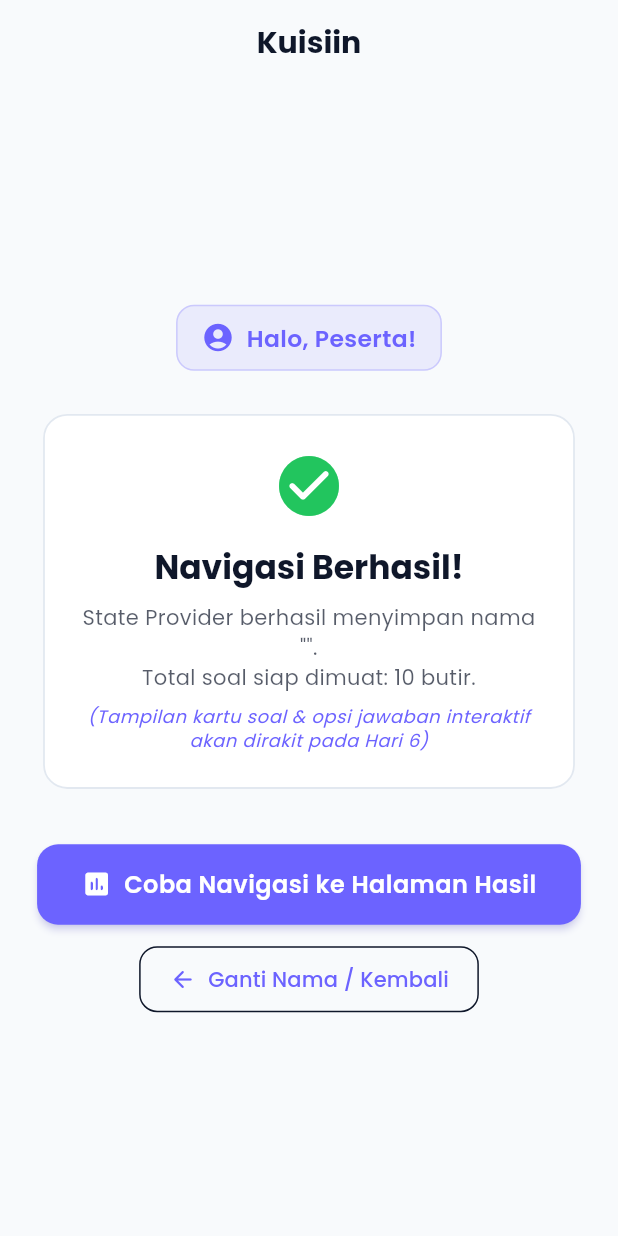
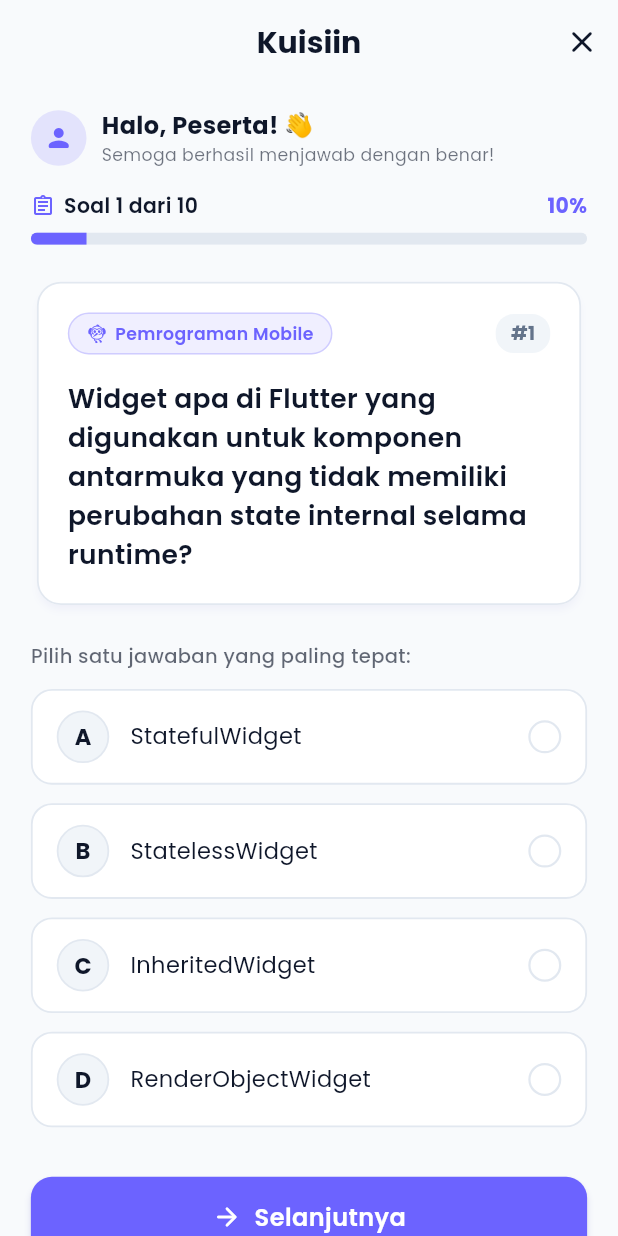
Before and after one commit to nauflzuhd/Kuisiin, a Flutter app: the QuizScreen screen opened by its route, on a phone screen of 412 x 824 dp. Run offline on Flutter 3.47's test engine with Material 3 defaults, Android fonts, the phone set to English and light mode, and no system bars.

Commit message:
feat: rakit tata letak halaman kuis dengan integrasi provider

```diff
--- a/lib/screens/quiz_screen.dart
+++ b/lib/screens/quiz_screen.dart
@@ -6,139 +6,107 @@ import '../core/constants/app_routes.dart';
 import '../core/constants/app_strings.dart';
 import '../core/utils/responsive.dart';
 import '../providers/quiz_provider.dart';
+import '../widgets/option_tile.dart';
 import '../widgets/primary_button.dart';
+import '../widgets/question_card.dart';
+import '../widgets/quiz_progress_bar.dart';
 
-/// Halaman Kuis (Placeholder untuk persiapan navigasi dan verifikasi state di Hari 5).
-/// UI lengkap dengan pertanyaan dan opsi jawaban akan diimplementasikan pada Hari 6.
+/// Halaman Kuis (QuizScreen).
+/// Menampilkan pertanyaan kuis dinamis dari [QuizProvider] menggunakan widget modular:
+/// [QuizProgressBar], [QuestionCard], dan [OptionTile].
 class QuizScreen extends StatelessWidget {
   const QuizScreen({super.key});
+
+  /// Label huruf untuk setiap pilihan jawaban (A, B, C, D)
+  static const List<String> _optionLabels = ['A', 'B', 'C', 'D'];
 
   @override
   Widget build(BuildContext context) {
     final quiz = context.watch<QuizProvider>();
-    final double horizontalPadding = Responsive.w(context, 0.06).clamp(16.0, 32.0);
+    final currentQuestion = quiz.currentQuestion;
+    final int questionNumber = quiz.currentIndex + 1;
+    final int? selectedOption = quiz.currentAnswer;
+    final double horizontalPadding = Responsive.w(context, 0.05).clamp(16.0, 28.0);
+    final double verticalPadding = Responsive.h(context, 0.02).clamp(14.0, 24.0);
 
     return Scaffold(
       appBar: AppBar(
         title: const Text(AppStrings.appName),
         automaticallyImplyLeading: false,
+        actions: [
+          // Tombol Keluar Kuis dengan konfirmasi
+          IconButton(
+            tooltip: 'Keluar Kuis',
+            icon: const Icon(Icons.close_rounded),
+            onPressed: () => _showExitConfirmationDialog(context, quiz),
+          ),
+        ],
       ),
       body: SafeArea(
         child: Center(
           child: ConstrainedBox(
             constraints: const BoxConstraints(maxWidth: Responsive.maxContentWidth),
             child: SingleChildScrollView(
-              padding: EdgeInsets.symmetric(horizontal: horizontalPadding, vertical: 24),
+              padding: EdgeInsets.symmetric(
+                horizontal: horizontalPadding,
+                vertical: verticalPadding,
+              ),
               child: Column(
-                mainAxisAlignment: MainAxisAlignment.center,
+                crossAxisAlignment: CrossAxisAlignment.stretch,
                 children: [
-                  // Sapaan Pengguna dari Provider
-                  Container(
-                    padding: const EdgeInsets.symmetric(horizontal: 16, vertical: 10),
-                    decoration: BoxDecoration(
-                      color: AppColors.primary.withValues(alpha: 0.1),
-                      borderRadius: BorderRadius.circular(12),
-                      border: Border.all(
-                        color: AppColors.primary.withValues(alpha: 0.25),
+                  // 1. Header Sapaan Pengguna
+                  _buildUserHeader(context, quiz.userName),
+                  SizedBox(height: Responsive.h(context, 0.02)),
+
+                  // 2. Bilah Progres Kuis (QuizProgressBar)
+                  QuizProgressBar(
+                    current: questionNumber,
+                    total: quiz.totalQuestions,
                   ),
+                  SizedBox(height: Responsive.h(context, 0.025)),
+
+                  // 3. Kartu Pertanyaan (QuestionCard)
+                  QuestionCard(
+                    questionNumber: questionNumber,
+                    totalQuestions: quiz.totalQuestions,
+                    questionText: currentQuestion.questionText,
                   ),
-                    child: Row(
-                      mainAxisSize: MainAxisSize.min,
-                      children: [
-                        const Icon(
-                          Icons.account_circle_rounded,
-                          color: AppColors.primary,
-                          size: 22,
-                        ),
-                        const SizedBox(width: 8),
+                  SizedBox(height: Responsive.h(context, 0.025)),
+
+                  // 4. Daftar Pilihan Jawaban (OptionTile)
                   Text(
-                          'Halo, ${quiz.userName.isEmpty ? "Peserta" : quiz.userName}!',
+                    'Pilih satu jawaban yang paling tepat:',
                     style: TextStyle(
-                            fontSize: Responsive.sp(context, 0.038, min: 13.0, max: 16.0),
-                            fontWeight: FontWeight.w600,
-                            color: AppColors.primary,
-                          ),
-                        ),
-                      ],
-                    ),
-                  ),
-                  SizedBox(height: Responsive.h(context, 0.03)),
-
-                  // Card Informasi Navigasi & Status
-                  Card(
-                    child: Padding(
-                      padding: const EdgeInsets.all(24),
-                      child: Column(
-                        children: [
-                          const Icon(
-                            Icons.check_circle_rounded,
-                            size: 48,
-                            color: AppColors.success,
-                          ),
-                          const SizedBox(height: 16),
-                          Text(
-                            'Navigasi Berhasil!',
-                            style: Theme.of(context).textTheme.titleLarge?.copyWith(
-                                  fontWeight: FontWeight.w700,
-                                ),
-                          ),
-                          const SizedBox(height: 10),
-                          Text(
-                            'State Provider berhasil menyimpan nama "${quiz.userName}".\n'
-                            'Total soal siap dimuat: ${quiz.totalQuestions} butir.',
-                            textAlign: TextAlign.center,
-                            style: Theme.of(context).textTheme.bodyMedium?.copyWith(
+                      fontSize: Responsive.sp(context, 0.032, min: 12.0, max: 13.0),
+                      fontWeight: FontWeight.w500,
                       color: Theme.of(context)
                           .colorScheme
                           .onSurface
-                                      .withValues(alpha: 0.7),
+                          .withValues(alpha: 0.65),
                     ),
-                          ),
-                          const SizedBox(height: 8),
-                          Text(
-                            '(Tampilan kartu soal & opsi jawaban interaktif akan dirakit pada Hari 6)',
-                            textAlign: TextAlign.center,
-                            style: Theme.of(context).textTheme.bodySmall?.copyWith(
-                                  fontStyle: FontStyle.italic,
-                                  color: AppColors.primary,
-                                ),
-                          ),
-                        ],
-                      ),
-                    ),
-                  ),
-                  SizedBox(height: Responsive.h(context, 0.04)),
-
-                  // Tombol Simulasi ke Halaman Hasil
-                  PrimaryButton(
-                    text: 'Coba Navigasi ke Halaman Hasil',
-                    icon: Icons.assessment_rounded,
-                    onPressed: () {
-                      quiz.finish();
-                      Navigator.pushNamed(context, AppRoutes.result);
-                    },
                   ),
                   SizedBox(height: Responsive.h(context, 0.015)),
 
-                  // Tombol Kembali ke Welcome
-                  OutlinedButton.icon(
-                    onPressed: () {
-                      quiz.reset(keepUserName: false);
-                      Navigator.pushNamedAndRemoveUntil(
-                        context,
-                        AppRoutes.welcome,
-                        (route) => false,
+                  ...List.generate(currentQuestion.options.length, (index) {
+                    final String label = index < _optionLabels.length
+                        ? _optionLabels[index]
+                        : '${index + 1}';
+                    final String optionText = currentQuestion.options[index];
+                    final bool isSelected = selectedOption == index;
+
+                    return OptionTile(
+                      optionLabel: label,
+                      optionText: optionText,
+                      isSelected: isSelected,
+                      onTap: () {
+                        quiz.selectAnswer(index);
+                      },
                     );
-                    },
-                    icon: const Icon(Icons.arrow_back_rounded, size: 18),
-                    label: const Text('Ganti Nama / Kembali'),
-                    style: OutlinedButton.styleFrom(
-                      shape: RoundedRectangleBorder(
-                        borderRadius: BorderRadius.circular(12),
-                      ),
-                      padding: const EdgeInsets.symmetric(horizontal: 20, vertical: 12),
-                    ),
-                  ),
+                  }),
+                  SizedBox(height: Responsive.h(context, 0.025)),
+
+                  // 5. Tombol Navigasi Bawah (Sebelumnya & Selanjutnya / Selesai)
+                  _buildBottomNavigation(context, quiz),
                 ],
               ),
             ),
@@ -147,4 +115,138 @@ class QuizScreen extends StatelessWidget {
       ),
     );
   }
+
+  /// Membangun header sapaan nama pengguna
+  Widget _buildUserHeader(BuildContext context, String userName) {
+    final String displayName = userName.trim().isEmpty ? 'Peserta' : userName.trim();
+
+    return Row(
+      mainAxisAlignment: MainAxisAlignment.spaceBetween,
+      children: [
+        Row(
+          children: [
+            CircleAvatar(
+              radius: Responsive.w(context, 0.045).clamp(16.0, 20.0),
+              backgroundColor: AppColors.primary.withValues(alpha: 0.15),
+              child: const Icon(
+                Icons.person_rounded,
+                size: 20,
+                color: AppColors.primary,
+              ),
+            ),
+            const SizedBox(width: 10),
+            Column(
+              crossAxisAlignment: CrossAxisAlignment.start,
+              children: [
+                Text(
+                  'Halo, $displayName! 👋',
+                  style: TextStyle(
+                    fontSize: Responsive.sp(context, 0.04, min: 14.0, max: 16.0),
+                    fontWeight: FontWeight.w700,
+                  ),
+                ),
+                Text(
+                  'Semoga berhasil menjawab dengan benar!',
+                  style: TextStyle(
+                    fontSize: Responsive.sp(context, 0.028, min: 10.0, max: 12.0),
+                    color: Theme.of(context)
+                        .colorScheme
+                        .onSurface
+                        .withValues(alpha: 0.6),
+                  ),
+                ),
+              ],
+            ),
+          ],
+        ),
+      ],
+    );
   }
+
+  /// Membangun barisan tombol navigasi sebelumnya & berikutnya
+  Widget _buildBottomNavigation(BuildContext context, QuizProvider quiz) {
+    final bool isFirst = quiz.isFirstQuestion;
+    final bool isLast = quiz.isLastQuestion;
+
+    return Row(
+      children: [
+        // Tombol Sebelumnya
+        if (!isFirst) ...[
+          Expanded(
+            flex: 1,
+            child: SizedBox(
+              height: Responsive.h(context, 0.065).clamp(48.0, 56.0),
+              child: OutlinedButton.icon(
+                onPressed: () => quiz.previous(),
+                icon: const Icon(Icons.arrow_back_rounded, size: 18),
+                label: const Text(AppStrings.previousButton),
+                style: OutlinedButton.styleFrom(
+                  shape: RoundedRectangleBorder(
+                    borderRadius: BorderRadius.circular(14),
+                  ),
+                  side: const BorderSide(color: AppColors.primary, width: 1.2),
+                ),
+              ),
+            ),
+          ),
+          const SizedBox(width: 12),
+        ],
+
+        // Tombol Selanjutnya atau Selesai
+        Expanded(
+          flex: isFirst ? 2 : 1,
+          child: PrimaryButton(
+            text: isLast ? AppStrings.finishButton : AppStrings.nextButton,
+            icon: isLast ? Icons.check_circle_rounded : Icons.arrow_forward_rounded,
+            onPressed: () {
+              if (isLast) {
+                quiz.finish();
+                Navigator.pushReplacementNamed(context, AppRoutes.result);
+              } else {
+                quiz.next();
+              }
+            },
+          ),
+        ),
+      ],
+    );
+  }
+
+  /// Dialog konfirmasi jika pengguna ingin membatalkan kuis dan keluar ke beranda
+  void _showExitConfirmationDialog(BuildContext context, QuizProvider quiz) {
+    showDialog(
+      context: context,
+      builder: (dialogContext) {
+        return AlertDialog(
+          shape: RoundedRectangleBorder(borderRadius: BorderRadius.circular(16)),
+          title: const Text('Keluar dari Kuis?'),
+          content: const Text(
+            'Apakah kamu yakin ingin keluar? Progres kuis kamu saat ini akan direset.',
+          ),
+          actions: [
+            TextButton(
+              onPressed: () => Navigator.pop(dialogContext),
+              child: const Text('Lanjutkan Kuis'),
+            ),
+            ElevatedButton(
+              style: ElevatedButton.styleFrom(
+                backgroundColor: AppColors.error,
+                foregroundColor: Colors.white,
+              ),
+              onPressed: () {
+                Navigator.pop(dialogContext);
+                quiz.reset(keepUserName: false);
+                Navigator.pushNamedAndRemoveUntil(
+                  context,
+                  AppRoutes.welcome,
+                  (route) => false,
+                );
+              },
+              child: const Text('Keluar'),
+            ),
+          ],
+        );
+      },
+    );
+  }
+}
```
Lines whose indentation alone changed are shown as unchanged.
